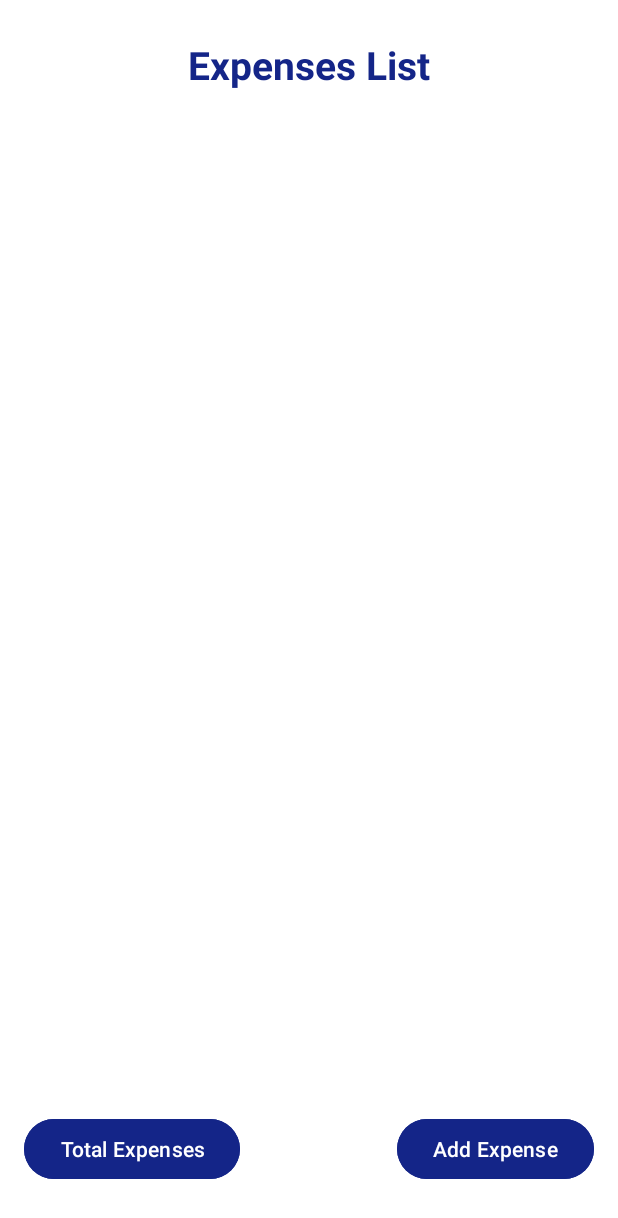
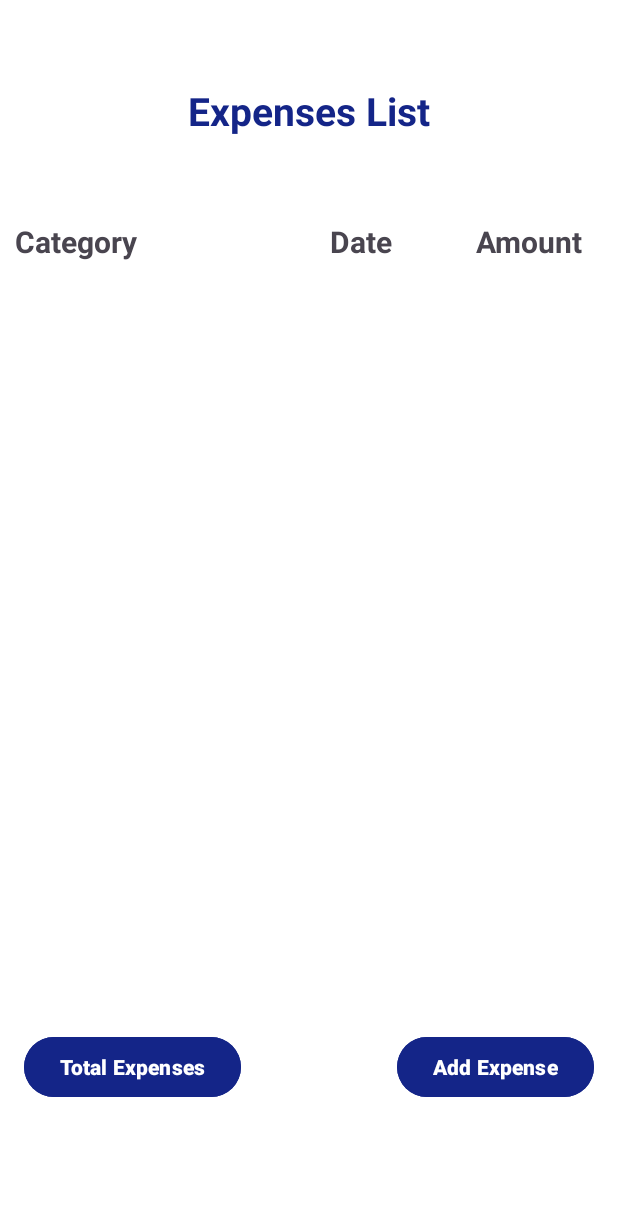
Before and after one commit to ThariiEranga/Budget_Buddy, an Android app: the MainActivity screen opened directly, with no data from a screen before it, on a phone screen of 412 x 824 dp. Shown: the top 1218 px of the screen. Run offline under Robolectric (Android 15) with nearby library versions, the phone set to English and light mode, and no system bars.

Commit message:
before adding crud operations

```diff
--- a/app/build.gradle.kts
+++ b/app/build.gradle.kts
@@ -1,6 +1,7 @@
 plugins {
     alias(libs.plugins.androidApplication)
     alias(libs.plugins.jetbrainsKotlinAndroid)
+    id ("kotlin-kapt")
 }
 
 android {
@@ -45,4 +46,8 @@ dependencies {
     testImplementation(libs.junit)
     androidTestImplementation(libs.androidx.junit)
     androidTestImplementation(libs.androidx.espresso.core)
+    implementation(libs.androidx.recyclerview)
+    implementation("androidx.room:room-runtime:2.6.1")
+    kapt("androidx.room:room-compiler:2.6.1")
+    implementation("androidx.room:room-ktx:2.6.1")
 }
--- a/app/src/main/java/com/example/budgetbuddy/MainActivity.kt
+++ b/app/src/main/java/com/example/budgetbuddy/MainActivity.kt
@@ -7,6 +7,8 @@ import androidx.activity.enableEdgeToEdge
 import androidx.appcompat.app.AppCompatActivity
 import androidx.core.view.ViewCompat
 import androidx.core.view.WindowInsetsCompat
+import androidx.recyclerview.widget.LinearLayoutManager
+import androidx.recyclerview.widget.RecyclerView
 
 class MainActivity : AppCompatActivity() {
     override fun onCreate(savedInstanceState: Bundle?) {
@@ -14,8 +16,10 @@ class MainActivity : AppCompatActivity() {
         enableEdgeToEdge()
         setContentView(R.layout.activity_main)
 
+        val recyclerView:RecyclerView = findViewById(R.id.rvExpenses)
         val AddBtn : Button = findViewById(R.id.AddBtn)
         val TotBtn : Button = findViewById(R.id.TotBtn)
+        recyclerView.layoutManager = LinearLayoutManager(this)
 
 
         AddBtn.setOnClickListener{
--- /dev/null
+++ b/app/src/main/res/drawable/baseline_change_circle_24.xml
@@ -0,0 +1,5 @@
+<vector xmlns:android="http://schemas.android.com/apk/res/android" android:height="24dp" android:tint="#000000" android:viewportHeight="24" android:viewportWidth="24" android:width="24dp">
+
+    <path android:fillColor="@android:color/white" android:pathData="M12,2C6.48,2 2,6.48 2,12c0,5.52 4.48,10 10,10s10,-4.48 10,-10C22,6.48 17.52,2 12,2zM12.06,19v-2.01c-0.02,0 -0.04,0 -0.06,0c-1.28,0 -2.56,-0.49 -3.54,-1.46c-1.71,-1.71 -1.92,-4.35 -0.64,-6.29l1.1,1.1c-0.71,1.33 -0.53,3.01 0.59,4.13c0.7,0.7 1.62,1.03 2.54,1.01v-2.14l2.83,2.83L12.06,19zM16.17,14.76l-1.1,-1.1c0.71,-1.33 0.53,-3.01 -0.59,-4.13C13.79,8.84 12.9,8.5 12,8.5c-0.02,0 -0.04,0 -0.06,0v2.15L9.11,7.83L11.94,5v2.02c1.3,-0.02 2.61,0.45 3.6,1.45C17.24,10.17 17.45,12.82 16.17,14.76z"/>
+
+</vector>
--- /dev/null
+++ b/app/src/main/res/drawable/baseline_clear_24.xml
@@ -0,0 +1,5 @@
+<vector xmlns:android="http://schemas.android.com/apk/res/android" android:height="24dp" android:tint="#000000" android:viewportHeight="24" android:viewportWidth="24" android:width="24dp">
+
+    <path android:fillColor="@android:color/white" android:pathData="M19,6.41L17.59,5 12,10.59 6.41,5 5,6.41 10.59,12 5,17.59 6.41,19 12,13.41 17.59,19 19,17.59 13.41,12z"/>
+
+</vector>
--- a/app/src/main/res/layout/activity_main.xml
+++ b/app/src/main/res/layout/activity_main.xml
@@ -9,20 +9,19 @@
     <FrameLayout
         android:id="@+id/frameLayout"
         android:layout_width="match_parent"
-        android:layout_height="match_parent"
-        android:layout_marginTop="120dp"
-        android:layout_marginBottom="120dp"
+        android:layout_height="wrap_content"
         app:layout_constraintBottom_toBottomOf="parent"
         app:layout_constraintEnd_toEndOf="parent"
-        app:layout_constraintHorizontal_bias="0.555"
+        app:layout_constraintHorizontal_bias="0.0"
         app:layout_constraintStart_toStartOf="parent"
-        app:layout_constraintTop_toTopOf="parent"
-        app:layout_constraintVertical_bias="0.302">
+        app:layout_constraintTop_toBottomOf="@+id/linearLayout2"
+        app:layout_constraintVertical_bias="0.024">
 
         <androidx.recyclerview.widget.RecyclerView
-            android:id="@+id/recyclerView"
+            android:id="@+id/rvExpenses"
             android:layout_width="match_parent"
-            android:layout_height="match_parent" />
+            android:layout_height="match_parent"
+            android:layout_margin="10dp" />
     </FrameLayout>
 
     <Button
@@ -30,44 +29,85 @@
         android:layout_width="wrap_content"
         android:layout_height="wrap_content"
         android:layout_marginStart="16dp"
-        android:layout_marginBottom="16dp"
+        android:layout_marginTop="20dp"
         android:backgroundTint="@color/Btn"
         android:text="@string/Totbtn"
         android:textColor="@color/white"
+        android:textStyle="bold"
         app:layout_constraintBottom_toBottomOf="parent"
         app:layout_constraintStart_toStartOf="parent"
         app:layout_constraintTop_toBottomOf="@+id/frameLayout"
-        app:layout_constraintVertical_bias="0.678" />
+        app:layout_constraintVertical_bias="0.833" />
 
     <Button
         android:id="@+id/AddBtn"
         android:layout_width="wrap_content"
         android:layout_height="wrap_content"
+        android:layout_marginTop="20dp"
         android:layout_marginEnd="16dp"
-        android:layout_marginBottom="16dp"
         android:backgroundTint="@color/Btn"
         android:text="@string/addexpense"
+        android:textStyle="bold"
         app:layout_constraintBottom_toBottomOf="parent"
         app:layout_constraintEnd_toEndOf="parent"
         app:layout_constraintHorizontal_bias="1.0"
         app:layout_constraintStart_toEndOf="@+id/TotBtn"
         app:layout_constraintTop_toBottomOf="@+id/frameLayout"
-        app:layout_constraintVertical_bias="0.678" />
+        app:layout_constraintVertical_bias="0.833" />
 
     <TextView
         android:id="@+id/textView3"
         android:layout_width="wrap_content"
         android:layout_height="wrap_content"
-        android:layout_marginTop="16dp"
+        android:layout_marginTop="56dp"
         android:text="@string/list"
         android:textColor="@color/Btn"
         android:textSize="26sp"
         android:textStyle="bold"
-        app:layout_constraintBottom_toTopOf="@+id/frameLayout"
         app:layout_constraintEnd_toEndOf="parent"
-        app:layout_constraintHorizontal_bias="0.5"
         app:layout_constraintStart_toStartOf="parent"
-        app:layout_constraintTop_toTopOf="parent"
-        app:layout_constraintVertical_bias="0.133" />
+        app:layout_constraintTop_toTopOf="parent" />
+
+    <LinearLayout
+        android:id="@+id/linearLayout2"
+        android:layout_width="409dp"
+        android:layout_height="42dp"
+        android:layout_marginTop="56dp"
+        android:orientation="horizontal"
+        app:layout_constraintEnd_toEndOf="parent"
+        app:layout_constraintHorizontal_bias="0.0"
+        app:layout_constraintStart_toStartOf="parent"
+        app:layout_constraintTop_toBottomOf="@+id/textView3">
+
+        <TextView
+            android:id="@+id/textView4"
+            android:layout_width="83dp"
+            android:layout_height="match_parent"
+            android:layout_marginLeft="10dp"
+            android:layout_weight="1"
+            android:text="@string/category"
+            android:textSize="20dp"
+            android:textStyle="bold" />
+
+        <TextView
+            android:id="@+id/textView6"
+            android:layout_width="19dp"
+            android:layout_height="match_parent"
+            android:layout_weight="1"
+            android:text="@string/Date"
+            android:textAlignment="center"
+            android:textSize="20dp"
+            android:textStyle="bold" />
+
+        <TextView
+            android:id="@+id/textView7"
+            android:layout_width="20dp"
+            android:layout_height="match_parent"
+            android:layout_weight="1"
+            android:text="@string/amount"
+            android:textAlignment="center"
+            android:textSize="20dp"
+            android:textStyle="bold" />
+    </LinearLayout>
 
 </androidx.constraintlayout.widget.ConstraintLayout>
--- a/app/src/main/res/values/colors.xml
+++ b/app/src/main/res/values/colors.xml
@@ -3,4 +3,6 @@
     <color name="black">#FF000000</color>
     <color name="white">#FFFFFFFF</color>
     <color name="Btn">#142588</color>
+    <color name="up">#49B606</color>
+    <color name="back">#707070</color>
 </resources>
--- a/app/src/main/res/values/strings.xml
+++ b/app/src/main/res/values/strings.xml
@@ -9,4 +9,7 @@
     <string name="list">Expenses List</string>
     <string name="Totbtn">Total Expenses</string>
     <string name="rs">Rs.</string>
+    <string name="delete">Delete</string>
+    <string name="update">Update</string>
+    <string name="back">Back To Expenses</string>
 </resources>
--- a/gradle/libs.versions.toml
+++ b/gradle/libs.versions.toml
@@ -9,9 +9,11 @@ appcompat = "1.6.1"
 material = "1.12.0"
 activity = "1.8.0"
 constraintlayout = "2.1.4"
+recyclerview = "1.3.2"
 
 [libraries]
 androidx-core-ktx = { group = "androidx.core", name = "core-ktx", version.ref = "coreKtx" }
+androidx-recyclerview = { module = "androidx.recyclerview:recyclerview", version.ref = "recyclerview" }
 junit = { group = "junit", name = "junit", version.ref = "junit" }
 androidx-junit = { group = "androidx.test.ext", name = "junit", version.ref = "junitVersion" }
 androidx-espresso-core = { group = "androidx.test.espresso", name = "espresso-core", version.ref = "espressoCore" }
```
Also changed, not shown: app/src/main/java/com/example/budgetbuddy/AddExpenses.kt (+15 -0 lines), app/src/main/java/com/example/budgetbuddy/BBAdapter.kt (added, +58 -0 lines), app/src/main/java/com/example/budgetbuddy/BBViewHolder.kt (added, +19 -0 lines), app/src/main/java/com/example/budgetbuddy/BudgetBuddyData.kt (added, +16 -0 lines), app/src/main/java/com/example/budgetbuddy/Database/BudgetBuddy.kt (added, +13 -0 lines), app/src/main/java/com/example/budgetbuddy/Database/BudgetBuddyDB.kt (added, +27 -0 lines), app/src/main/java/com/example/budgetbuddy/Database/BudgetBuddyDao.kt (added, +20 -0 lines), app/src/main/java/com/example/budgetbuddy/Database/BudgetBuddyRepository.kt (added, +10 -0 lines), app/src/main/res/layout/activity_add_expenses.xml (+15 -7 lines), app/src/main/res/layout/viewitem.xml (added, +97 -0 lines).
